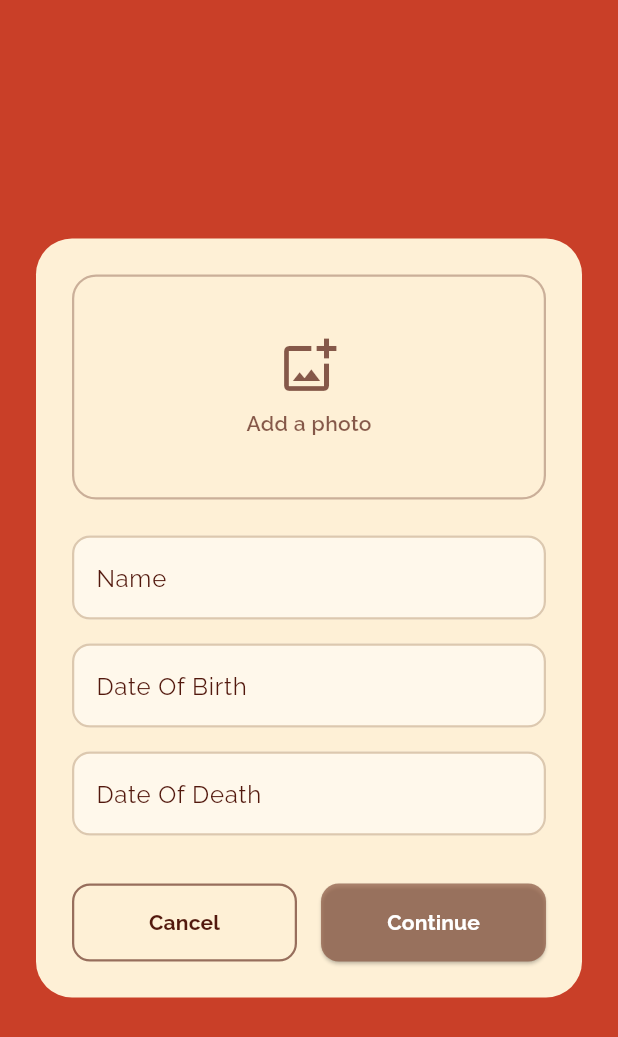
After one commit to Rasheduzzaman-Rochi/cardinal_quotes_app, a Flutter app: the AddMemorialCardScreen screen opened directly, on a phone screen of 412 x 824 dp. The commit adds this screen. Shown: the top 1037 px of the screen. Run offline on Flutter 3.47's test engine with Material 3 defaults, Android fonts, the phone set to English and light mode, and no system bars; our stand-ins replace flutter_svg, google_fonts.

Commit message:
Memorial card page designed and connect with drawer section

```diff
--- /dev/null
+++ b/lib/src/features/memorial_cards/screens/add_memorial_card_screen.dart
@@ -0,0 +1,146 @@
+import 'package:flutter/material.dart';
+import '../../../constants/app_theme.dart';
+
+class AddMemorialCardScreen extends StatelessWidget {
+  const AddMemorialCardScreen({super.key});
+
+  @override
+  Widget build(BuildContext context) {
+    final colorScheme = Theme.of(context).colorScheme;
+
+    return Scaffold(
+      backgroundColor: colorScheme.primary,
+      body: Center(
+        child: SingleChildScrollView(
+          padding: const EdgeInsets.all(24.0),
+          child: Container(
+            padding: const EdgeInsets.all(24.0),
+            decoration: BoxDecoration(
+              color: colorScheme.background,
+              borderRadius: BorderRadius.circular(24),
+            ),
+            child: Column(
+              mainAxisSize: MainAxisSize.min,
+              children: [
+                _buildPhotoPlaceholder(context),
+                const SizedBox(height: 24),
+                _buildTextField(hintText: 'Name'),
+                const SizedBox(height: 16),
+                _buildTextField(hintText: 'Date Of Birth'),
+                const SizedBox(height: 16),
+                _buildTextField(hintText: 'Date Of Death'),
+                const SizedBox(height: 32),
+                _buildActionButtons(context),
+              ],
+            ),
+          ),
+        ),
+      ),
+    );
+  }
+
+  // Widget for the "Add a photo" section
+  Widget _buildPhotoPlaceholder(BuildContext context) {
+    final colorScheme = Theme.of(context).colorScheme;
+    return InkWell(
+      onTap: () {
+        // TODO: Implement image picker functionality
+      },
+      child: Container(
+        height: 150,
+        width: double.infinity,
+        decoration: BoxDecoration(
+          color: colorScheme.background.withOpacity(0.5),
+          borderRadius: BorderRadius.circular(16),
+          border: Border.all(
+            color: AppTheme.unselectedBorder.withOpacity(0.5),
+            width: 1.5,
+          ),
+        ),
+        child: Column(
+          mainAxisAlignment: MainAxisAlignment.center,
+          children: [
+            Icon(
+              Icons.add_photo_alternate_outlined,
+              color: colorScheme.onSurface.withOpacity(0.7),
+              size: 40,
+            ),
+            const SizedBox(height: 8),
+            Text(
+              'Add a photo',
+              style: TextStyle(
+                color: colorScheme.onSurface.withOpacity(0.7),
+                fontWeight: FontWeight.w600,
+              ),
+            ),
+          ],
+        ),
+      ),
+    );
+  }
+
+  // A simple text field widget for this screen
+  Widget _buildTextField({required String hintText}) {
+    return TextFormField(
+      decoration: InputDecoration(
+        hintText: hintText,
+        filled: true,
+        fillColor: Colors.white.withOpacity(0.5),
+        border: OutlineInputBorder(
+          borderRadius: BorderRadius.circular(12),
+          borderSide: const BorderSide(color: AppTheme.textFieldBorder, width: 1.5),
+        ),
+        enabledBorder: OutlineInputBorder(
+          borderRadius: BorderRadius.circular(12),
+          borderSide: const BorderSide(color: AppTheme.textFieldBorder, width: 1.5),
+        ),
+      ),
+    );
+  }
+
+  // Widget for the "Cancel" and "Continue" buttons
+  Widget _buildActionButtons(BuildContext context) {
+    final colorScheme = Theme.of(context).colorScheme;
+    return Row(
+      children: [
+        Expanded(
+          child: OutlinedButton(
+            onPressed: () => Navigator.of(context).pop(), // Goes back to the previous screen
+            style: OutlinedButton.styleFrom(
+              padding: const EdgeInsets.symmetric(vertical: 16),
+              side: const BorderSide(color: AppTheme.unselectedBorder, width: 1.5),
+              shape: RoundedRectangleBorder(borderRadius: BorderRadius.circular(12)),
+            ),
+            child: Text(
+              'Cancel',
+              style: TextStyle(
+                fontWeight: FontWeight.bold,
+                color: colorScheme.onSurface,
+              ),
+            ),
+          ),
+        ),
+        const SizedBox(width: 16),
+        Expanded(
+          child: ElevatedButton(
+            onPressed: () {
+              // TODO: Implement continue logic
+            },
+            style: ElevatedButton.styleFrom(
+              padding: const EdgeInsets.symmetric(vertical: 16),
+              backgroundColor: AppTheme.buttonBrown.withOpacity(0.7),
+              shape: RoundedRectangleBorder(borderRadius: BorderRadius.circular(12)),
+            ),
+            child: const Text(
+              'Continue',
+              style: TextStyle(
+                fontWeight: FontWeight.bold,
+                color: Colors.white,
+              ),
+            ),
+          ),
+        ),
+      ],
+    );
+  }
+}
```
Also changed, not shown: lib/src/features/home/widgets/home_drawer.dart (+25 -71 lines).
